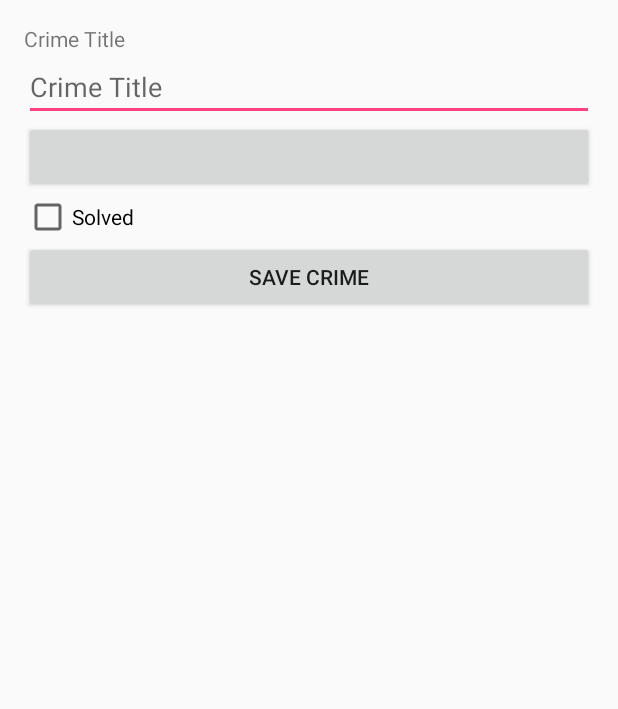
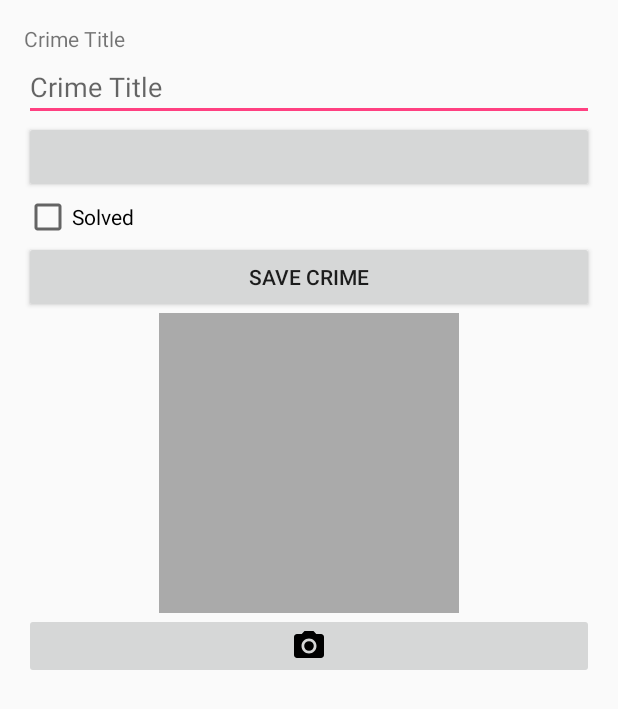
Before and after one commit to ajchili/coursework, an Android app: the layout activity_crime.xml on its own in the app's theme, with its tools: preview values and no code run, on a phone screen of 412 x 824 dp. Shown: the top 709 px of the screen. Run offline under Robolectric (Android 15) with nearby library versions, the phone set to English and light mode, and no system bars.

Commit message:
Added photo capabilities and removed some bugs from CriminalIntent

```diff
--- a/cs_305/CriminalIntent/app/src/main/java/com/kirinpatel/criminalintent/MainActivity.java
+++ b/cs_305/CriminalIntent/app/src/main/java/com/kirinpatel/criminalintent/MainActivity.java
@@ -13,6 +13,7 @@ import com.kirinpatel.criminalintent.adapters.CrimeAdapter;
 import com.kirinpatel.criminalintent.util.Crime;
 import com.kirinpatel.criminalintent.util.CrimeLab;
 
+import java.util.Date;
 import java.util.List;
 
 public class MainActivity extends AppCompatActivity {
@@ -49,9 +50,7 @@ public class MainActivity extends AppCompatActivity {
     public boolean onOptionsItemSelected(MenuItem item) {
         switch(item.getItemId()) {
             case R.id.menu_new_crime:
-                Crime crime = new Crime();
-                CrimeLab.get(MainActivity.this).addCrime(crime);
-                Intent intent = CrimeActivity.newIntent(MainActivity.this, crime.getUid());
+                Intent intent = CrimeActivity.newIntent(MainActivity.this, null);
                 startActivity(intent);
                 return true;
             default:
--- a/cs_305/CriminalIntent/app/src/main/java/com/kirinpatel/criminalintent/database/BaseHelper.java
+++ b/cs_305/CriminalIntent/app/src/main/java/com/kirinpatel/criminalintent/database/CrimeDatabaseHelper.java
@@ -4,12 +4,12 @@ import android.content.Context;
 import android.database.sqlite.SQLiteDatabase;
 import android.database.sqlite.SQLiteOpenHelper;
 
-public class BaseHelper extends SQLiteOpenHelper {
+public class CrimeDatabaseHelper extends SQLiteOpenHelper {
 
     private static final int VERSION = 1;
     private static final String DATABASE_NAME = "crimeBase.db";
 
-    public BaseHelper(Context context) {
+    public CrimeDatabaseHelper(Context context) {
         super(context, DATABASE_NAME, null, VERSION);
     }
 
--- a/cs_305/CriminalIntent/app/src/main/java/com/kirinpatel/criminalintent/util/Crime.java
+++ b/cs_305/CriminalIntent/app/src/main/java/com/kirinpatel/criminalintent/util/Crime.java
@@ -16,7 +16,7 @@ public class Crime {
 
     public Crime() {
         this(UUID.randomUUID());
-        date = new Date();
+        date = new Date(System.currentTimeMillis());
     }
 
     public Crime(String title) {
@@ -56,4 +56,8 @@ public class Crime {
     public void setSolved(boolean solved) {
         this.solved = solved;
     }
+
+    public String getPhotoFilename() {
+        return "IMG_" + getUid().toString() + ".jpg";
+    }
 }
--- /dev/null
+++ b/cs_305/CriminalIntent/app/src/main/res/drawable/ic_camera.xml
@@ -0,0 +1,12 @@
+<vector xmlns:android="http://schemas.android.com/apk/res/android"
+        android:width="24dp"
+        android:height="24dp"
+        android:viewportWidth="24.0"
+        android:viewportHeight="24.0">
+    <path
+        android:fillColor="#FF000000"
+        android:pathData="M12,12m-3.2,0a3.2,3.2 0,1 1,6.4 0a3.2,3.2 0,1 1,-6.4 0"/>
+    <path
+        android:fillColor="#FF000000"
+        android:pathData="M9,2L7.17,4L4,4c-1.1,0 -2,0.9 -2,2v12c0,1.1 0.9,2 2,2h16c1.1,0 2,-0.9 2,-2L22,6c0,-1.1 -0.9,-2 -2,-2h-3.17L15,2L9,2zM12,17c-2.76,0 -5,-2.24 -5,-5s2.24,-5 5,-5 5,2.24 5,5 -2.24,5 -5,5z"/>
+</vector>
--- a/cs_305/CriminalIntent/app/src/main/res/layout/activity_crime.xml
+++ b/cs_305/CriminalIntent/app/src/main/res/layout/activity_crime.xml
@@ -32,4 +32,17 @@
         android:layout_width="match_parent"
         android:layout_height="wrap_content"
         android:text="@string/save_crime" />
+
+    <ImageView
+        android:id="@+id/crime.detail.image"
+        android:layout_width="200dp"
+        android:layout_height="200dp"
+        android:background="@android:color/darker_gray"
+        android:layout_gravity="center"/>
+
+    <ImageButton
+        android:id="@+id/crime.detail.set.image"
+        android:layout_width="match_parent"
+        android:layout_height="wrap_content"
+        android:src="@drawable/ic_camera" />
 </LinearLayout>
--- /dev/null
+++ b/cs_305/CriminalIntent/app/src/main/res/xml/files.xml
@@ -0,0 +1,6 @@
+<?xml version="1.0" encoding="utf-8"?>
+<paths xmlns:android="http://schemas.android.com/apk/res/android">
+    <files-path
+        name="crime_photos"
+        path="." />
+</paths>
```
Also changed, not shown: cs_305/CriminalIntent/app/src/main/AndroidManifest.xml (+10 -0 lines), cs_305/CriminalIntent/app/src/main/java/com/kirinpatel/criminalintent/CrimeActivity.java (+71 -0 lines), cs_305/CriminalIntent/app/src/main/java/com/kirinpatel/criminalintent/util/CrimeLab.java (+10 -2 lines).
